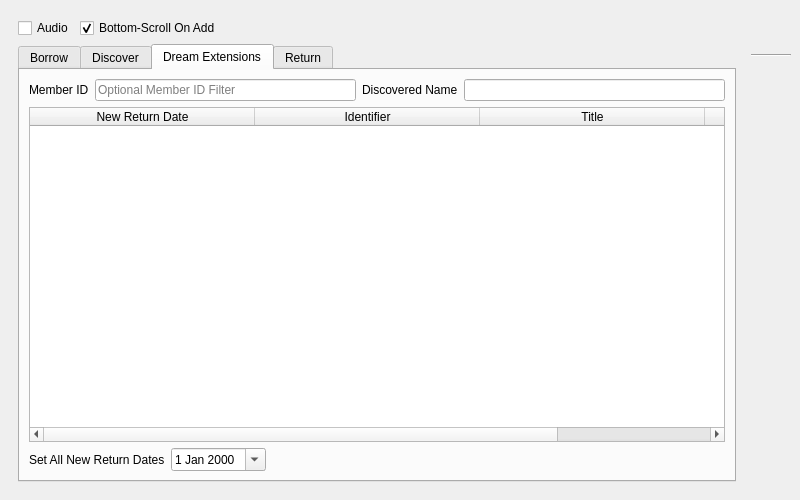
The window that UI/biblioteq_batch_activities_browser.ui (textbrowser/biblioteq) describes before a commit, drawn with Qt 5.
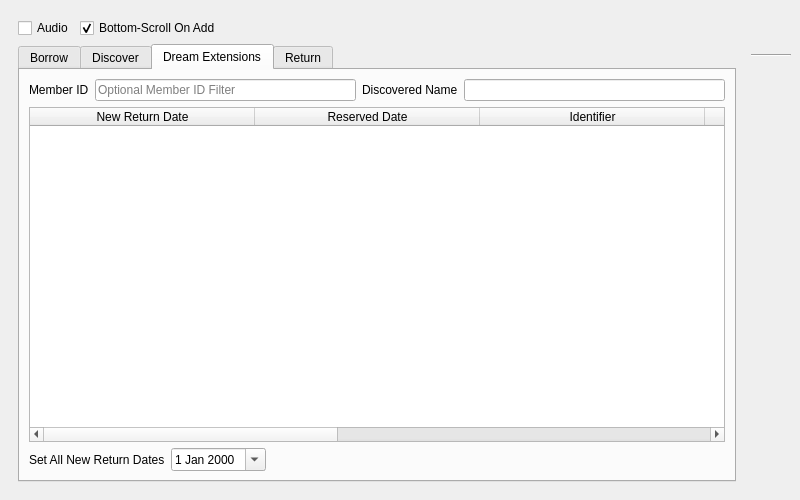
The same window after the commit. The open tabs and pages were chosen to show the change. Icons and pictures are not drawn.

```diff
--- a/UI/biblioteq_batch_activities_browser.ui
+++ b/UI/biblioteq_batch_activities_browser.ui
@@ -548,6 +548,9 @@
              <property name="horizontalScrollMode">
               <enum>QAbstractItemView::ScrollPerPixel</enum>
              </property>
+             <property name="sortingEnabled">
+              <bool>true</bool>
+             </property>
              <property name="cornerButtonEnabled">
               <bool>false</bool>
              </property>
@@ -568,6 +571,11 @@
                <string>New Return Date</string>
               </property>
              </column>
+             <column>
+              <property name="text">
+               <string>Reserved Date</string>
+              </property>
+             </column>
              <column>
               <property name="text">
                <string>Identifier</string>
@@ -578,6 +586,16 @@
                <string>Title</string>
               </property>
              </column>
+             <column>
+              <property name="text">
+               <string>Member ID</string>
+              </property>
+             </column>
+             <column>
+              <property name="text">
+               <string>Member Name</string>
+              </property>
+             </column>
              <column>
               <property name="text">
                <string>Type</string>
```
